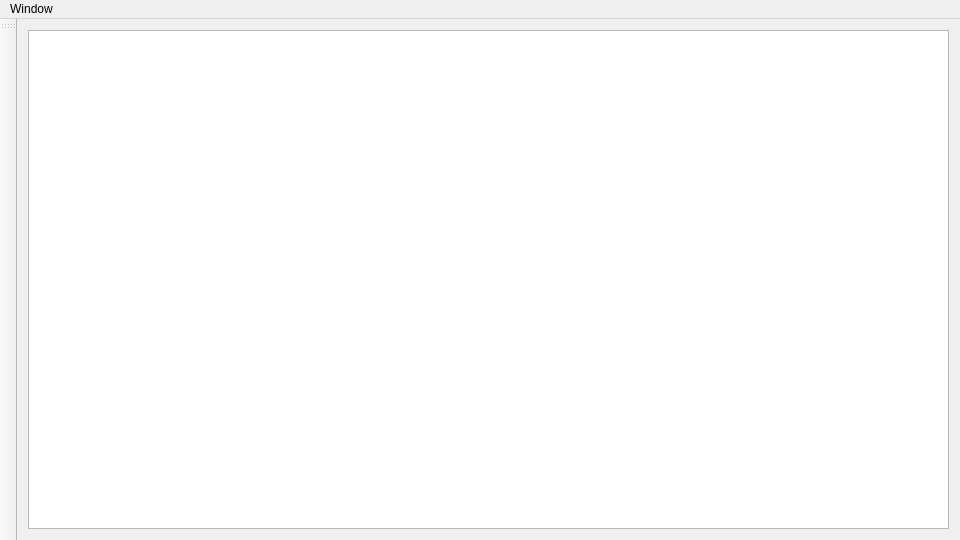
Dystill/umassd-osld, file OSLD/osldisplay.ui: the form before one commit.
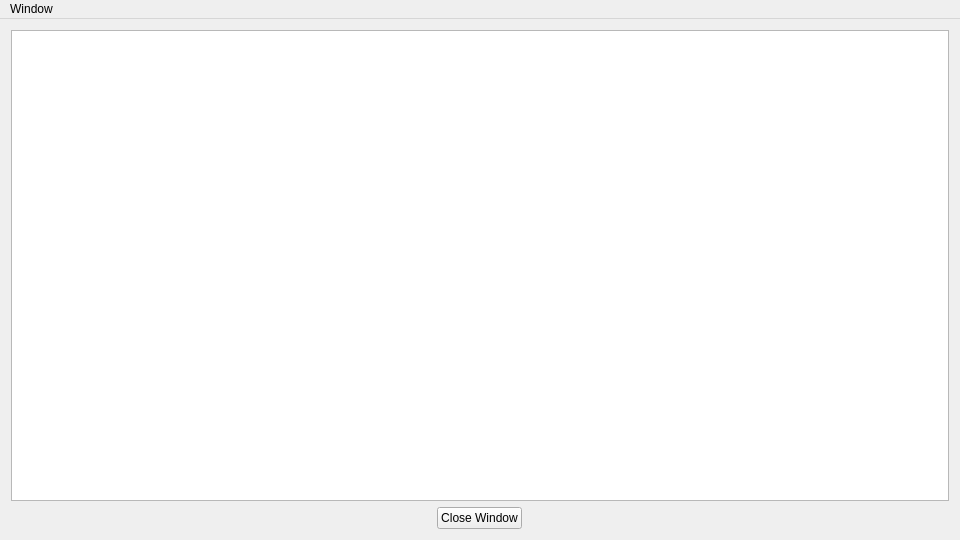
The form after the commit.

Commit message: Added view contents scaling to window resize

The edit to the form file:
```diff
--- a/OSLD/osldisplay.ui
+++ b/OSLD/osldisplay.ui
@@ -11,25 +11,32 @@
    </rect>
   </property>
   <property name="sizePolicy">
-   <sizepolicy hsizetype="MinimumExpanding" vsizetype="MinimumExpanding">
+   <sizepolicy hsizetype="Preferred" vsizetype="Preferred">
     <horstretch>0</horstretch>
     <verstretch>0</verstretch>
    </sizepolicy>
   </property>
   <property name="minimumSize">
    <size>
-    <width>960</width>
-    <height>540</height>
+    <width>0</width>
+    <height>0</height>
    </size>
   </property>
   <property name="windowTitle">
    <string>OSLDisplay</string>
   </property>
   <widget class="QWidget" name="centralWidget">
-   <layout class="QHBoxLayout" name="horizontalLayout">
+   <layout class="QVBoxLayout" name="verticalLayout">
     <item>
      <widget class="QGraphicsView" name="graphicsView"/>
     </item>
+    <item alignment="Qt::AlignHCenter">
+     <widget class="QPushButton" name="closeButton">
+      <property name="text">
+       <string>Close Window</string>
+      </property>
+     </widget>
+    </item>
    </layout>
   </widget>
   <widget class="QMenuBar" name="menuBar">
@@ -50,14 +57,6 @@
    </widget>
    <addaction name="menuWindow"/>
   </widget>
-  <widget class="QToolBar" name="mainToolBar">
-   <attribute name="toolBarArea">
-    <enum>LeftToolBarArea</enum>
-   </attribute>
-   <attribute name="toolBarBreak">
-    <bool>false</bool>
-   </attribute>
-  </widget>
   <action name="actionFullScreen">
    <property name="checkable">
     <bool>true</bool>
```
Left out of the diff: 3 changed lines with no effect on the pictures. The commit also changes 2 other files.
